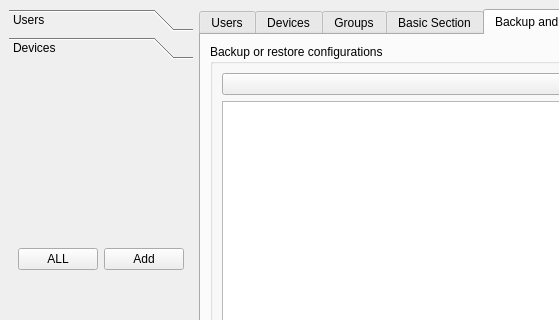
Before: the Qt Designer form main.ui in saad909/cnsrc, drawn with Qt 5; both pictures show x 0 to 559 and y 0 to 320 of the 999 by 771 pixel window.
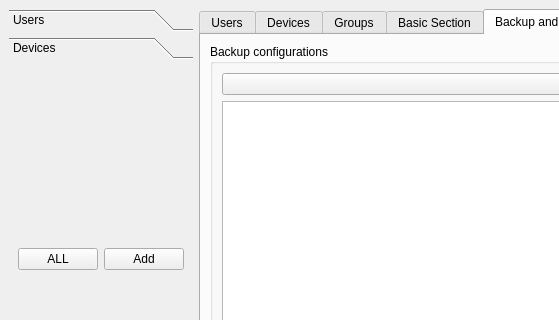
After: the same form once the commit is applied. The open tabs and pages were chosen to show the change.

The edit to the form file:
```diff
--- a/main.ui
+++ b/main.ui
@@ -2527,7 +2527,7 @@
         <item row="0" column="0">
          <widget class="QGroupBox" name="groupBox_2">
           <property name="title">
-           <string>Backup or restore configurations</string>
+           <string>Backup configurations</string>
           </property>
           <layout class="QGridLayout" name="gridLayout_25">
            <item row="0" column="2">
```
Left out of the diff: 20 changed lines with no effect on the pictures.
